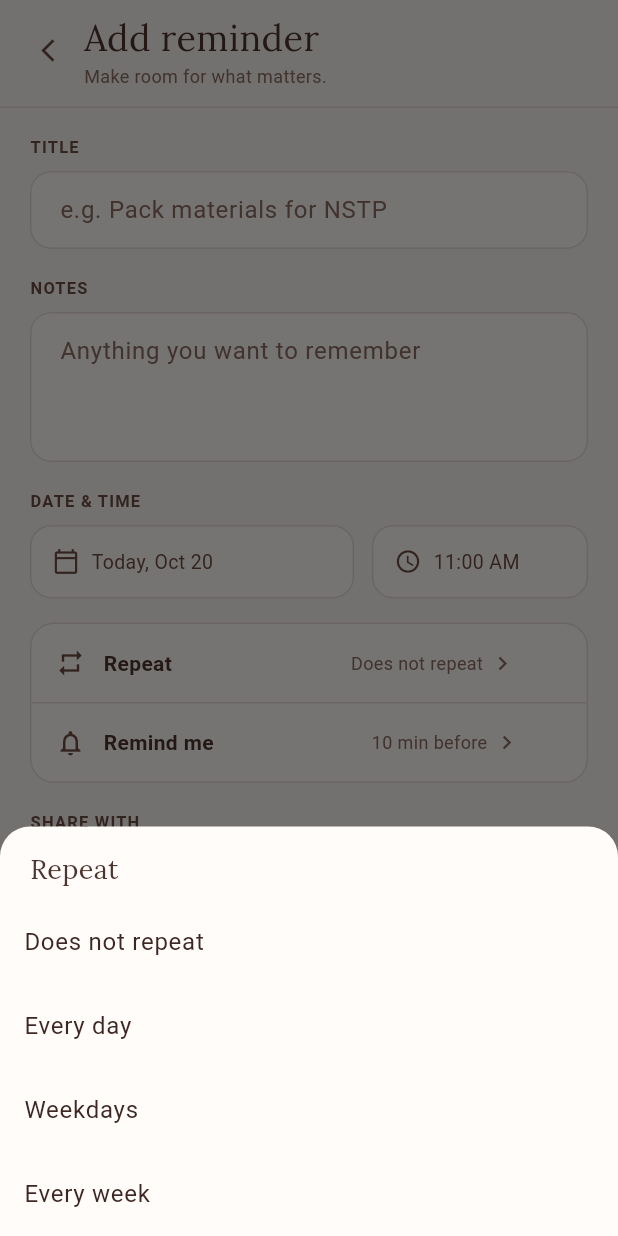
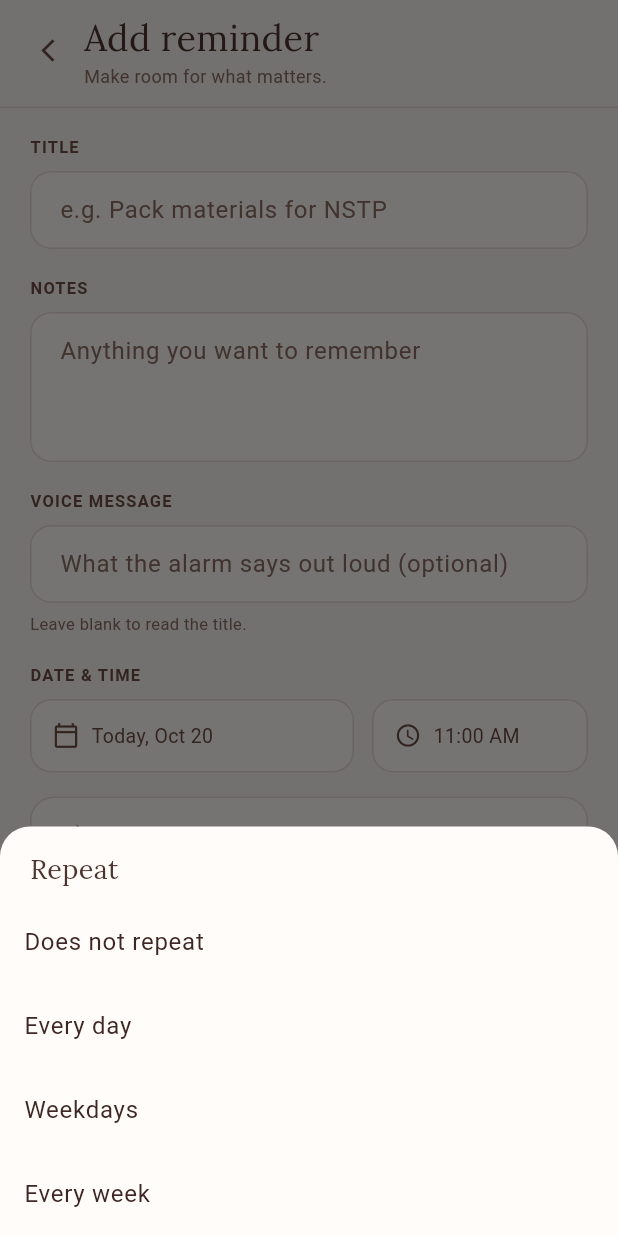
Before and after one commit to rhianmarie/shared_alarm_app, a Flutter app: the screen it shows after launch, item 3 of the bottom bar chosen, after a tap on "Repeat", on a phone screen of 412 x 824 dp. Run offline on Flutter 3.47's test engine with Material 3 defaults, Android fonts, the phone set to English and light mode, and no system bars; our stand-ins replace firebase_core, google_fonts; accounts and stored records are empty.

Commit message:
refactor: add reminder repository, align model with Firestore schema

```diff
--- a/lib/main.dart
+++ b/lib/main.dart
@@ -1,6 +1,7 @@
 import 'package:flutter/material.dart';
 import 'package:provider/provider.dart';
 
+import 'repositories/reminder_repository.dart';
 import 'providers/reminder_provider.dart';
 import 'screens/home_shell.dart';
 import 'theme/app_theme.dart';
@@ -8,7 +9,9 @@ import 'theme/app_theme.dart';
 void main() {
   runApp(
     ChangeNotifierProvider(
-      create: (_) => ReminderProvider(),
+      create: (_) =>
+          ReminderProvider(InMemoryReminderRepository.seeded())
+            ..listen('local-user'),
       child: const MyApp(),
     ),
   );
--- a/lib/models/reminder.dart
+++ b/lib/models/reminder.dart
@@ -1,34 +1,61 @@
+/// A reminder / alarm. Field names match the Firestore `alarms` schema.
+/// Plain Dart on purpose (no Firebase imports) so the UI builds without it.
+/// Jared's repository converts to/from Firestore Timestamps.
 class Reminder {
   final String id;
   final String title;
-  final String notes;
-  final DateTime dateTime;
-  final String repeat;
-  final int remindMinutesBefore;
-  final List<String> sharedWith;
-  final bool done;
+  final String description;
+  final String ttsText; // exact text spoken when the alarm fires
+  final DateTime scheduledTime;
+  final int preNotifyMinutes; // 0 = no heads-up
+  final String createdBy; // userId of the VA who created it
+  final String assignedTo; // userId of the person who receives it
+  final String status; // active | completed | snoozed | cancelled
+  final String repeat; // none | daily | weekly | custom
+  final DateTime createdAt;
+  final DateTime updatedAt;
 
   const Reminder({
     required this.id,
     required this.title,
-    this.notes = '',
-    required this.dateTime,
-    this.repeat = 'Does not repeat',
-    this.remindMinutesBefore = 10,
-    this.sharedWith = const [],
-    this.done = false,
+    this.description = '',
+    required this.ttsText,
+    required this.scheduledTime,
+    this.preNotifyMinutes = 5,
+    required this.createdBy,
+    required this.assignedTo,
+    this.status = 'active',
+    this.repeat = 'none',
+    required this.createdAt,
+    required this.updatedAt,
   });
 
-  Reminder copyWith({bool? done}) {
+  Reminder copyWith({
+    String? title,
+    String? description,
+    String? ttsText,
+    DateTime? scheduledTime,
+    int? preNotifyMinutes,
+    String? createdBy,
+    String? assignedTo,
+    String? status,
+    String? repeat,
+    DateTime? createdAt,
+    DateTime? updatedAt,
+  }) {
     return Reminder(
       id: id,
-      title: title,
-      notes: notes,
-      dateTime: dateTime,
-      repeat: repeat,
-      remindMinutesBefore: remindMinutesBefore,
-      sharedWith: sharedWith,
-      done: done ?? this.done,
+      title: title ?? this.title,
+      description: description ?? this.description,
+      ttsText: ttsText ?? this.ttsText,
+      scheduledTime: scheduledTime ?? this.scheduledTime,
+      preNotifyMinutes: preNotifyMinutes ?? this.preNotifyMinutes,
+      createdBy: createdBy ?? this.createdBy,
+      assignedTo: assignedTo ?? this.assignedTo,
+      status: status ?? this.status,
+      repeat: repeat ?? this.repeat,
+      createdAt: createdAt ?? this.createdAt,
+      updatedAt: updatedAt ?? this.updatedAt,
     );
   }
 }
--- /dev/null
+++ b/lib/models/repeat_rule.dart
@@ -0,0 +1,14 @@
+/// Repeat options for a reminder.
+/// [value] is what gets stored in Firestore (none | daily | weekly | custom).
+/// [label] is what the user sees.
+enum RepeatRule {
+  none('none', 'Does not repeat'),
+  daily('daily', 'Every day'),
+  weekdays('custom', 'Weekdays'), // stored as custom; weekday list comes later
+  weekly('weekly', 'Every week');
+
+  const RepeatRule(this.value, this.label);
+
+  final String value;
+  final String label;
+}
--- a/lib/providers/reminder_provider.dart
+++ b/lib/providers/reminder_provider.dart
@@ -1,56 +1,89 @@
+import 'dart:async';
+
 import 'package:flutter/foundation.dart';
 
 import '../models/reminder.dart';
+import '../repositories/reminder_repository.dart';
 
 class ReminderProvider extends ChangeNotifier {
-  final List<Reminder> _items = [];
+  ReminderProvider(this._repo);
 
-  ReminderProvider() {
-    _seed();
+  final ReminderRepository _repo;
+  StreamSubscription<List<Reminder>>? _sub;
+
+  List<Reminder> _items = [];
+  bool _loading = true;
+  Object? _error;
+
+  bool get loading => _loading;
+  Object? get error => _error;
+
+  /// Start listening for this user's reminders.
+  /// Call again (e.g. after login) to switch users.
+  void listen(String userId) {
+    _sub?.cancel();
+    _loading = true;
+    _sub = _repo
+        .watch(userId)
+        .listen(
+          (list) {
+            _items = list;
+            _loading = false;
+            _error = null;
+            notifyListeners();
+          },
+          onError: (Object e) {
+            _error = e;
+            _loading = false;
+            notifyListeners();
+          },
+        );
   }
 
-  /// Not-done reminders, soonest first.
+  /// Active or snoozed reminders, soonest first.
   List<Reminder> get upcoming {
-    final list = _items.where((r) => !r.done).toList()
-      ..sort((a, b) => a.dateTime.compareTo(b.dateTime));
+    final list =
+        _items
+            .where((r) => r.status == 'active' || r.status == 'snoozed')
+            .toList()
+          ..sort((a, b) => a.scheduledTime.compareTo(b.scheduledTime));
     return list;
   }
 
-  void add(Reminder reminder) {
-    _items.add(reminder);
-    notifyListeners();
+  /// Reminders that are done, newest first.
+  List<Reminder> get completed {
+    final list = _items.where((r) => r.status == 'completed').toList()
+      ..sort((a, b) => b.updatedAt.compareTo(a.updatedAt));
+    return list;
   }
 
-  void toggleDone(String id) {
+  String newId() => _repo.newId();
+
+  /// Not awaited by the UI: with Firestore the local write is instant and the
+  /// snapshot listener updates the list, even when offline.
+  Future<void> add(Reminder reminder) => _repo.save(reminder);
+
+  Future<void> setStatus(String id, String status) async {
     final i = _items.indexWhere((r) => r.id == id);
     if (i == -1) return;
-    _items[i] = _items[i].copyWith(done: !_items[i].done);
-    notifyListeners();
+    await _repo.save(
+      _items[i].copyWith(status: status, updatedAt: DateTime.now()),
+    );
   }
 
-  // Sample data so Home isn't empty. Delete this once saving to storage works.
-  void _seed() {
-    final now = DateTime.now();
-    _items.addAll([
-      Reminder(
-        id: 's1',
-        title: 'Task 1 — Submit Report',
-        notes: 'Finalize and submit the midterm project report to the class portal before deadline.',
-        dateTime: now.add(const Duration(minutes: 26)),
-        sharedWith: const ['Scott'],
-      ),
-      Reminder(
-        id: 's2',
-        title: 'Review Flutter Layout',
-        dateTime: now.add(const Duration(hours: 2)),
-        sharedWith: const ['Jared'],
-      ),
-      Reminder(
-        id: 's3',
-        title: 'NSTP Class Prep',
-        dateTime: DateTime(now.year, now.month, now.day + 1, 6, 0),
-        sharedWith: const ['Scott'],
-      ),
-    ]);
+  /// Checkbox on Home: active <-> completed.
+  Future<void> toggleDone(String id) async {
+    final i = _items.indexWhere((r) => r.id == id);
+    if (i == -1) return;
+    final next = _items[i].status == 'completed' ? 'active' : 'completed';
+    await setStatus(id, next);
+  }
+
+  Future<void> remove(String id) => _repo.delete(id);
+
+  @override
+  void dispose() {
+    _sub?.cancel();
+    super.dispose();
   }
 }
--- /dev/null
+++ b/lib/repositories/reminder_repository.dart
@@ -0,0 +1,101 @@
+import 'dart:async';
+
+import '../models/reminder.dart';
+
+/// The provider talks to this, never to storage directly.
+/// Jared will add FirestoreReminderRepository implementing the same interface.
+abstract class ReminderRepository {
+  /// Emits the full list now and again after every change.
+  Stream<List<Reminder>> watch(String userId);
+
+  /// Create or update.
+  Future<void> save(Reminder reminder);
+
+  Future<void> delete(String id);
+
+  /// New unique id for a reminder.
+  String newId();
+}
+
+/// Temporary, until the Firestore repository is ready.
+class InMemoryReminderRepository implements ReminderRepository {
+  InMemoryReminderRepository();
+
+  InMemoryReminderRepository.seeded() {
+    _seed();
+  }
+
+  final Map<String, Reminder> _items = {};
+  final _controller = StreamController<List<Reminder>>.broadcast();
+
+  void _emit() => _controller.add(_items.values.toList());
+
+  @override
+  Stream<List<Reminder>> watch(String userId) async* {
+    yield _items.values.toList();
+    yield* _controller.stream;
+  }
+
+  @override
+  Future<void> save(Reminder reminder) async {
+    _items[reminder.id] = reminder;
+    _emit();
+  }
+
+  @override
+  Future<void> delete(String id) async {
+    _items.remove(id);
+    _emit();
+  }
+
+  @override
+  String newId() => DateTime.now().microsecondsSinceEpoch.toString();
+
+  // Sample data so Home isn't empty. Remove once Firestore is connected.
+  void _seed() {
+    const userId = 'local-user';
+    final now = DateTime.now();
+
+    Reminder make({
+      required String id,
+      required String title,
+      String description = '',
+      required DateTime when,
+    }) {
+      return Reminder(
+        id: id,
+        title: title,
+        description: description,
+        ttsText: title,
+        scheduledTime: when,
+        createdBy: userId,
+        assignedTo: userId,
+        createdAt: now,
+        updatedAt: now,
+      );
+    }
+
+    final seeds = [
+      make(
+        id: 's1',
+        title: 'Task 1 — Submit Report',
+        description: 'Finalize and submit the midterm project report to the class portal before deadline.',
+        when: now.add(const Duration(minutes: 26)),
+      ),
+      make(
+        id: 's2',
+        title: 'Review Flutter Layout',
+        when: now.add(const Duration(hours: 2)),
+      ),
+      make(
+        id: 's3',
+        title: 'NSTP Class Prep',
+        when: DateTime(now.year, now.month, now.day + 1, 6, 0),
+      ),
+    ];
+
+    for (final r in seeds) {
+      _items[r.id] = r;
+    }
+  }
+}
--- a/lib/screens/add_reminder_screen.dart
+++ b/lib/screens/add_reminder_screen.dart
@@ -2,6 +2,7 @@ import 'package:flutter/material.dart';
 import 'package:provider/provider.dart';
 
 import '../models/reminder.dart';
+import '../models/repeat_rule.dart';
 import '../providers/reminder_provider.dart';
 import '../theme/app_theme.dart';
 import '../utils/format.dart';
@@ -14,22 +15,15 @@ class AddReminderScreen extends StatefulWidget {
 }
 
 class _AddReminderScreenState extends State<AddReminderScreen> {
-  static const _people = ['Scott', 'Jared', 'Ate Jovis'];
-  static const _repeatOptions = [
-    'Does not repeat',
-    'Every day',
-    'Weekdays',
-    'Every week',
-  ];
   static const _remindOptions = [0, 5, 10, 15, 30, 60];
 
   final _titleCtrl = TextEditingController();
   final _notesCtrl = TextEditingController();
+  final _ttsCtrl = TextEditingController();
   late DateTime _date;
   late TimeOfDay _time;
-  String _repeat = 'Does not repeat';
-  int _remindBefore = 10;
-  final Set<String> _shared = {};
+  RepeatRule _repeat = RepeatRule.none;
+  int _remindBefore = 5; // matches schema default (preNotifyMinutes)
 
   @override
   void initState() {
@@ -43,11 +37,12 @@ class _AddReminderScreenState extends State<AddReminderScreen> {
   void dispose() {
     _titleCtrl.dispose();
     _notesCtrl.dispose();
+    _ttsCtrl.dispose();
     super.dispose();
   }
 
   String _remindLabel(int minutes) {
-    if (minutes == 0) return 'At time of reminder';
+    if (minutes == 0) return 'No heads-up';
     if (minutes == 60) return '1 hour before';
     return '$minutes min before';
   }
@@ -102,10 +97,10 @@ class _AddReminderScreenState extends State<AddReminderScreen> {
   }
 
   Future<void> _pickRepeat() async {
-    final picked = await _pickOption<String>(
+    final picked = await _pickOption<RepeatRule>(
       'Repeat',
-      _repeatOptions,
-      (s) => s,
+      RepeatRule.values,
+      (r) => r.label,
     );
     if (picked != null && mounted) setState(() => _repeat = picked);
   }
@@ -135,16 +130,33 @@ class _AddReminderScreenState extends State<AddReminderScreen> {
       _time.hour,
       _time.minute,
     );
+    if (!when.isAfter(DateTime.now())) {
+      ScaffoldMessenger.of(context).showSnackBar(
+        const SnackBar(content: Text('Pick a time in the future.')),
+      );
+      return;
+    }
 
-    context.read<ReminderProvider>().add(
+    const userId = 'local-user'; // TODO: signed-in user's uid (Auth)
+    final now = DateTime.now();
+    final voice = _ttsCtrl.text.trim();
+    final provider = context.read<ReminderProvider>();
+
+    // Intentionally not awaited: with Firestore, the write future doesn't
+    // complete offline, and the snapshot listener updates the UI instantly.
+    provider.add(
       Reminder(
-        id: DateTime.now().microsecondsSinceEpoch.toString(),
+        id: provider.newId(),
         title: title,
-        notes: _notesCtrl.text.trim(),
-        dateTime: when,
-        repeat: _repeat,
-        remindMinutesBefore: _remindBefore,
-        sharedWith: _shared.toList(),
+        description: _notesCtrl.text.trim(),
+        ttsText: voice.isEmpty ? title : voice,
+        scheduledTime: when,
+        preNotifyMinutes: _remindBefore,
+        repeat: _repeat.value,
+        createdBy: userId,
+        assignedTo: userId, // TODO: linkedAccountId once accounts are linked
+        createdAt: now,
+        updatedAt: now,
       ),
     );
 
@@ -243,6 +255,24 @@ class _AddReminderScreenState extends State<AddReminderScreen> {
                       textCapitalization: TextCapitalization.sentences,
                       decoration: _decoration('Anything you want to remember'),
                     ),
+                    _label('VOICE MESSAGE'),
+                    TextField(
+                      controller: _ttsCtrl,
+                      textCapitalization: TextCapitalization.sentences,
+                      decoration: _decoration(
+                        'What the alarm says out loud (optional)',
+                      ),
+                    ),
+                    const Padding(
+                      padding: EdgeInsets.only(top: 6),
+                      child: Text(
+                        'Leave blank to read the title.',
+                        style: TextStyle(
+                          fontSize: 11,
+                          color: AppColors.textMuted,
+                        ),
+                      ),
+                    ),
                     _label('DATE & TIME'),
                     Row(
                       children: [
@@ -278,7 +308,7 @@ class _AddReminderScreenState extends State<AddReminderScreen> {
                           _OptionRow(
                             icon: Icons.repeat,
                             label: 'Repeat',
-                            value: _repeat,
+                            value: _repeat.label,
                             onTap: _pickRepeat,
                           ),
                           const Divider(height: 1, color: AppColors.border),
@@ -291,26 +321,11 @@ class _AddReminderScreenState extends State<AddReminderScreen> {
                         ],
                       ),
                     ),
-                    _label('SHARE WITH'),
-                    Wrap(
-                      spacing: 8,
-                      runSpacing: 8,
-                      children: [
-                        for (final p in _people)
-                          _PersonChoice(
-                            name: p,
-                            selected: _shared.contains(p),
-                            onTap: () => setState(() {
-                              if (!_shared.add(p)) _shared.remove(p);
-                            }),
-                          ),
-                      ],
-                    ),
-                    const SizedBox(height: 8),
+                    _label('ASSIGNED TO'),
                     const Text(
-                      'People you pick can view and complete this reminder. Only you can edit or delete it.',
+                      'Your linked partner. Link accounts in Settings.',
                       style: TextStyle(
-                        fontSize: 11,
+                        fontSize: 12,
                         color: AppColors.textMuted,
                       ),
                     ),
@@ -440,68 +455,3 @@ class _OptionRow extends StatelessWidget {
     );
   }
 }
-
-class _PersonChoice extends StatelessWidget {
-  final String name;
-  final bool selected;
-  final VoidCallback onTap;
-
-  const _PersonChoice({
-    required this.name,
-    required this.selected,
-    required this.onTap,
-  });
-
-  @override
-  Widget build(BuildContext context) {
-    return InkWell(
-      borderRadius: BorderRadius.circular(14),
-      onTap: onTap,
-      child: Container(
-        padding: const EdgeInsets.symmetric(horizontal: 12, vertical: 10),
-        decoration: BoxDecoration(
-          color: selected ? AppColors.surfaceSoft : AppColors.surface,
-          borderRadius: BorderRadius.circular(14),
-          border: Border.all(
-            color: selected ? AppColors.primary : AppColors.border,
-          ),
-        ),
-        child: Row(
-          mainAxisSize: MainAxisSize.min,
-          children: [
-            Container(
-              width: 24,
-              height: 24,
-              alignment: Alignment.center,
-              decoration: const BoxDecoration(
-                color: AppColors.surfaceSoft,
-                shape: BoxShape.circle,
-              ),
-              child: Text(
-                name[0],
-                style: const TextStyle(
-                  fontSize: 11,
-                  fontWeight: FontWeight.w600,
-                  color: AppColors.textBody,
-                ),
-              ),
-            ),
-            const SizedBox(width: 8),
-            Text(
-              name,
-              style: const TextStyle(
-                fontSize: 13,
-                fontWeight: FontWeight.w600,
-                color: AppColors.brown800,
-              ),
-            ),
-            if (selected) ...[
-              const SizedBox(width: 6),
-              const Icon(Icons.check, size: 16, color: AppColors.primary),
-            ],
-          ],
-        ),
-      ),
-    );
-  }
-}
--- a/lib/screens/home_screen.dart
+++ b/lib/screens/home_screen.dart
@@ -72,6 +72,8 @@ class _Header extends StatelessWidget {
 }
 
 // ---------- Left rail of people ----------
+// TODO: placeholder. Replace with the linked account (UserProvider) once
+// account linking is built (Sprint 4).
 
 class _PeopleRail extends StatelessWidget {
   const _PeopleRail();
@@ -155,19 +157,41 @@ String _groupLabel(DateTime d) {
   return day == 'Tomorrow' ? 'TOMORROW · $date' : date;
 }
 
+/// Who a reminder involves. Names come later, once users have display names.
+String _whoLabel(Reminder r) =>
+    r.createdBy == r.assignedTo ? 'Just you' : 'Shared reminder';
+
 class _Feed extends StatelessWidget {
   const _Feed();
 
   @override
   Widget build(BuildContext context) {
-    final upcoming = context.watch<ReminderProvider>().upcoming;
+    final provider = context.watch<ReminderProvider>();
+
+    if (provider.loading) {
+      return const Center(child: CircularProgressIndicator());
+    }
+    if (provider.error != null) {
+      return const Center(
+        child: Padding(
+          padding: EdgeInsets.all(24),
+          child: Text(
+            'Couldn’t load your reminders. Try again in a moment.',
+            textAlign: TextAlign.center,
+            style: TextStyle(fontSize: 12, color: AppColors.textMuted),
+          ),
+        ),
+      );
+    }
+
+    final upcoming = provider.upcoming;
     final next = upcoming.isEmpty ? null : upcoming.first;
     final rest = upcoming.length > 1 ? upcoming.sublist(1) : <Reminder>[];
 
     // Group the remaining reminders by day, keeping the order.
     final groups = <String, List<Reminder>>{};
     for (final r in rest) {
-      groups.putIfAbsent(_groupLabel(r.dateTime), () => []).add(r);
+      groups.putIfAbsent(_groupLabel(r.scheduledTime), () => []).add(r);
     }
 
     return ListView(
@@ -177,7 +201,7 @@ class _Feed extends StatelessWidget {
           'NEXT TASK',
           trailing: next == null
               ? null
-              : '${relativeDay(next.dateTime)} · ${weekdayShort(next.dateTime)}, ${formatShortDate(next.dateTime)}',
+              : '${relativeDay(next.scheduledTime)} · ${weekdayShort(next.scheduledTime)}, ${formatShortDate(next.scheduledTime)}',
         ),
         const SizedBox(height: 8),
         if (next == null) const _EmptyCard() else _NextTaskCard(reminder: next),
@@ -262,9 +286,7 @@ class _NextTaskCard extends StatelessWidget {
 
   @override
   Widget build(BuildContext context) {
-    final who = reminder.sharedWith.isEmpty
-        ? 'JUST FOR YOU'
-        : 'SHARED WITH ${reminder.sharedWith.join(', ').toUpperCase()}';
+    final who = _whoLabel(reminder).toUpperCase();
 
     return Container(
       width: double.infinity,
@@ -304,11 +326,11 @@ class _NextTaskCard extends StatelessWidget {
             TextSpan(
               children: [
                 TextSpan(
-                  text: formatClock(reminder.dateTime),
+                  text: formatClock(reminder.scheduledTime),
                   style: AppTheme.heading(size: 34),
                 ),
                 TextSpan(
-                  text: ' ${formatPeriod(reminder.dateTime)}',
+                  text: ' ${formatPeriod(reminder.scheduledTime)}',
                   style: AppTheme.heading(size: 14, color: AppColors.textMuted),
                 ),
               ],
@@ -316,10 +338,10 @@ class _NextTaskCard extends StatelessWidget {
           ),
           const SizedBox(height: 2),
           Text(reminder.title, style: AppTheme.heading(size: 17)),
-          if (reminder.notes.isNotEmpty) ...[
+          if (reminder.description.isNotEmpty) ...[
             const SizedBox(height: 6),
             Text(
-              reminder.notes,
+              reminder.description,
               style: const TextStyle(
                 fontSize: 12,
                 height: 1.4,
@@ -344,7 +366,7 @@ class _NextTaskCard extends StatelessWidget {
                 ),
                 const SizedBox(width: 5),
                 Text(
-                  remainingText(reminder.dateTime),
+                  remainingText(reminder.scheduledTime),
                   style: const TextStyle(
                     fontSize: 10,
                     color: AppColors.textBody,
@@ -382,6 +404,7 @@ class _QuoteBox extends StatelessWidget {
             ).copyWith(fontStyle: FontStyle.italic),
           ),
           const SizedBox(height: 4),
+          // TODO: use the signed-in user's display name instead of "Marie".
           const Text(
             '— keep going, Marie ♡',
             style: TextStyle(fontSize: 10, color: AppColors.textMuted),
@@ -399,10 +422,6 @@ class _ReminderTile extends StatelessWidget {
 
   @override
   Widget build(BuildContext context) {
-    final subtitle = reminder.sharedWith.isEmpty
-        ? 'Just you'
-        : 'Shared with ${reminder.sharedWith.join(', ')}';
-
     return Container(
       padding: const EdgeInsets.symmetric(horizontal: 12, vertical: 10),
       decoration: BoxDecoration(
@@ -415,7 +434,7 @@ class _ReminderTile extends StatelessWidget {
           SizedBox(
             width: 56,
             child: Text(
-              formatTime(reminder.dateTime),
+              formatTime(reminder.scheduledTime),
               style: const TextStyle(
                 fontSize: 10,
                 fontWeight: FontWeight.w600,
@@ -430,7 +449,7 @@ class _ReminderTile extends StatelessWidget {
                 Text(reminder.title, style: AppTheme.heading(size: 13)),
                 const SizedBox(height: 2),
                 Text(
-                  subtitle,
+                  _whoLabel(reminder),
                   style: const TextStyle(
                     fontSize: 10,
                     color: AppColors.textMuted,
```
